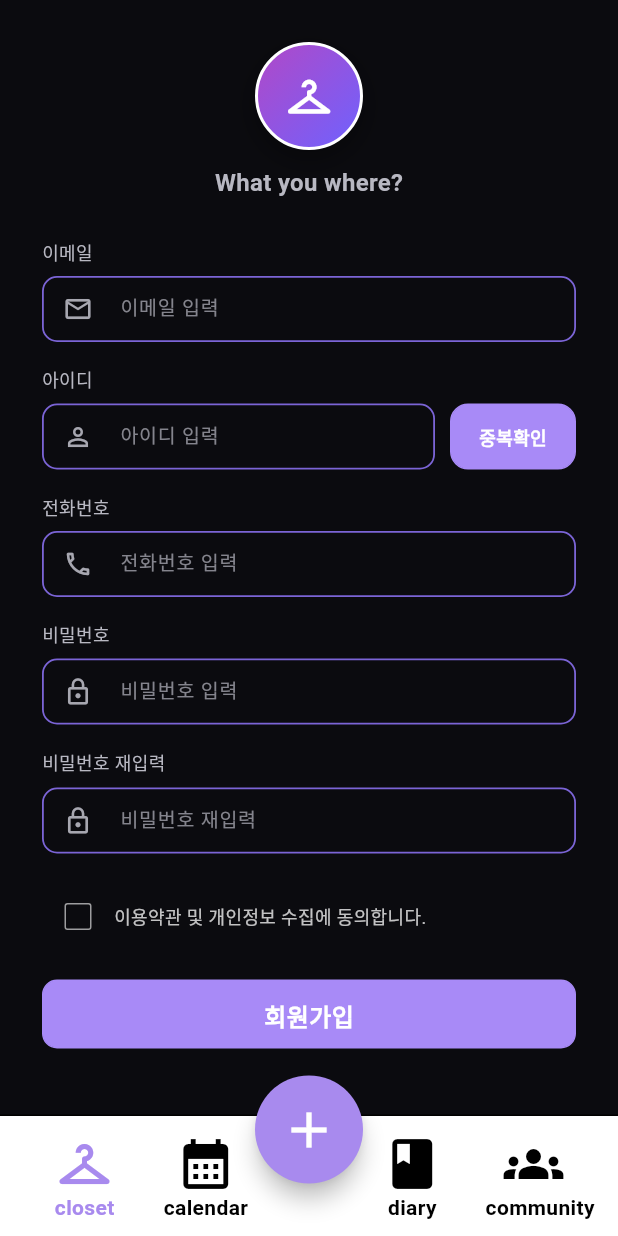
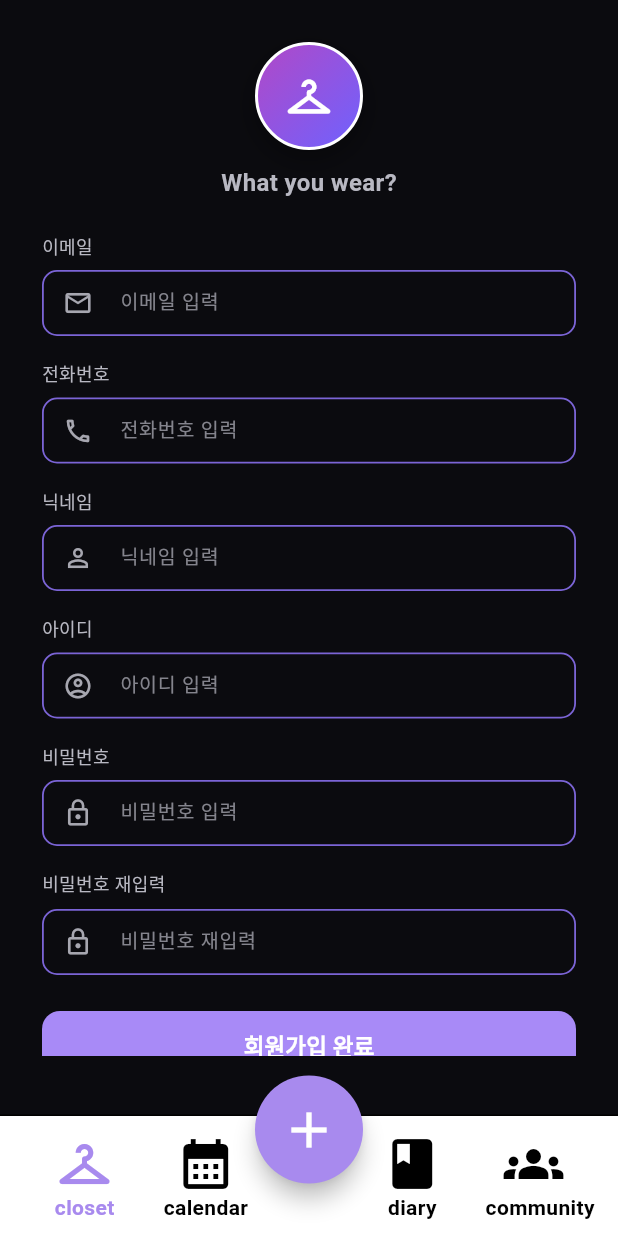
Before and after one commit to yeseul1008/FlutterTeamProject, a Flutter app: the UserJoin screen opened by its route, on a phone screen of 412 x 824 dp. Run offline on Flutter 3.47's test engine with Material 3 defaults, Android fonts, the phone set to English and light mode, and no system bars; our stand-ins replace cloud_firestore, firebase_auth, firebase_core, go_router, image_picker, table_calendar; accounts and stored records are empty.

```diff
--- a/lib/firebase/firestore_service.dart
+++ b/lib/firebase/firestore_service.dart
@@ -12,10 +12,12 @@ class FirestoreService {
     required String phone,
     required String provider, // "email" | "google"
     required String nickname,
+    required String loginId, // 위의 uid랑 다른거임
     String? profileImageUrl,
   }) {
     return _db.collection('users').doc(userId).set({
       'userId': userId,
+      'loginId' : loginId,
       'email': email,
       'phone': phone,
       'provider': provider,
--- a/lib/pages/auth/user_join.dart
+++ b/lib/pages/auth/user_join.dart
@@ -1,7 +1,7 @@
 import 'package:flutter/material.dart';
 import 'package:go_router/go_router.dart';
-import '../../widgets/common/main_btn.dart';
-import '../../widgets/common/app_logo.dart';
+import 'package:firebase_auth/firebase_auth.dart';
+import '../../firebase/firestore_service.dart';
 
 class UserJoin extends StatefulWidget {
   const UserJoin({super.key});
@@ -11,29 +11,102 @@ class UserJoin extends StatefulWidget {
 }
 
 class _UserJoinState extends State<UserJoin> {
-  final _emailController = TextEditingController();
-  final _idController = TextEditingController();
-  final _phoneController = TextEditingController();
-  final _pwController = TextEditingController();
-  final _pw2Controller = TextEditingController();
+  final _email = TextEditingController();
+  final _loginId = TextEditingController();
+  final _pw = TextEditingController();
+  final _pw2 = TextEditingController();
+  final _phone = TextEditingController();
+  final _nickname = TextEditingController();
 
-  bool _agree = false;
+  bool _loading = false;
+  final _fs = FirestoreService();
 
   @override
   void dispose() {
-    _emailController.dispose();
-    _idController.dispose();
-    _phoneController.dispose();
-    _pwController.dispose();
-    _pw2Controller.dispose();
+    _email.dispose();
+    _loginId.dispose();
+    _pw.dispose();
+    _pw2.dispose();
+    _phone.dispose();
+    _nickname.dispose();
     super.dispose();
+  }
+
+  Future<void> _signup() async {
+    final email = _email.text.trim();
+    final loginId = _loginId.text.trim();
+    final pw = _pw.text.trim();
+    final pw2 = _pw2.text.trim();
+    final phone = _phone.text.trim();
+    final nickname = _nickname.text.trim();
+
+    if (email.isEmpty ||
+        loginId.isEmpty ||
+        pw.isEmpty ||
+        pw2.isEmpty ||
+        phone.isEmpty ||
+        nickname.isEmpty) {
+      ScaffoldMessenger.of(context).showSnackBar(
+        const SnackBar(content: Text('모든 항목을 입력해주세요.')),
+      );
+      return;
+    }
+
+    if (pw != pw2) {
+      ScaffoldMessenger.of(context).showSnackBar(
+        const SnackBar(content: Text('비밀번호가 일치하지 않습니다.')),
+      );
+      return;
+    }
+
+    setState(() => _loading = true);
+
+    try {
+      final cred = await FirebaseAuth.instance.createUserWithEmailAndPassword(
+        email: email,
+        password: pw,
+      );
+
+      final uid = cred.user!.uid;
+
+      await _fs.createUser(
+        userId: uid,
+        loginId: loginId,
+        email: email,
+        phone: phone,
+        provider: 'email',
+        nickname: nickname,
+        profileImageUrl: null,
+      );
+
+      await _fs.initFollowDoc(uid);
+
+      if (!mounted) return;
+      context.go('/userLogin');
+    } on FirebaseAuthException catch (e) {
+      final msg = switch (e.code) {
+        'email-already-in-use' => '이미 사용 중인 이메일입니다.',
+        'invalid-email' => '이메일 형식이 올바르지 않습니다.',
+        'weak-password' => '비밀번호가 너무 약합니다.',
+        _ => '회원가입에 실패했습니다. (${e.code})',
+      };
+      if (!mounted) return;
+      ScaffoldMessenger.of(context).showSnackBar(SnackBar(content: Text(msg)));
+    } catch (_) {
+      if (!mounted) return;
+      ScaffoldMessenger.of(context).showSnackBar(
+        const SnackBar(content: Text('회원가입 중 오류가 발생했습니다.')),
+      );
+    } finally {
+      if (mounted) setState(() => _loading = false);
+    }
   }
 
   @override
   Widget build(BuildContext context) {
     const bg = Color(0xFF0B0B0F);
     const purple = Color(0xFFA88AF7);
-    const borderPurple = Color(0xFF7B64D6);
+    const border = Color(0xFF7B64D6);
     const textGrey = Color(0xFFB8B8C2);
 
     return Scaffold(
@@ -47,67 +120,59 @@ class _UserJoinState extends State<UserJoin> {
               children: [
                 const SizedBox(height: 28),
 
-                // 로고 (위젯 분리된 버전)
-                const Center(child: AppLogo()),
+                Center(
+                  child: Container(
+                    width: 72,
+                    height: 72,
+                    decoration: BoxDecoration(
+                      shape: BoxShape.circle,
+                      gradient: const LinearGradient(
+                        begin: Alignment.topLeft,
+                        end: Alignment.bottomRight,
+                        colors: [Color(0xFFB248C6), Color(0xFF6E62FF)],
+                      ),
+                      border: Border.all(color: Colors.white, width: 2),
+                      boxShadow: [
+                        BoxShadow(
+                          color: Colors.black.withOpacity(0.35),
+                          blurRadius: 14,
+                          offset: const Offset(0, 6),
+                        )
+                      ],
+                    ),
+                    child: const Icon(
+                      Icons.checkroom_outlined,
+                      color: Colors.white,
+                      size: 34,
+                    ),
+                  ),
+                ),
+
                 const SizedBox(height: 10),
 
-                const Center(
+                Center(
                   child: Text(
-                    'What you where?',
-                    style: TextStyle(
+                    'What you wear?',
+                    style: const TextStyle(
                       color: textGrey,
                       fontSize: 16,
                       fontWeight: FontWeight.w600,
-                      letterSpacing: 0.2,
                     ),
                   ),
                 ),
-                const SizedBox(height: 26),
+
+                const SizedBox(height: 22),
 
                 const Text('이메일', style: TextStyle(color: textGrey, fontSize: 12)),
                 const SizedBox(height: 8),
                 _InputField(
-                  controller: _emailController,
+                  controller: _email,
                   hintText: '이메일 입력',
                   icon: Icons.mail_outline,
-                  borderColor: borderPurple,
+                  borderColor: border,
                   hintColor: textGrey,
                   textColor: Colors.white,
-                ),
-                const SizedBox(height: 16),
-
-                const Text('아이디', style: TextStyle(color: textGrey, fontSize: 12)),
-                const SizedBox(height: 8),
-
-                // 아이디 + 중복확인 버튼 (로직 생략)
-                Row(
-                  children: [
-                    Expanded(
-                      child: _InputField(
-                        controller: _idController,
-                        hintText: '아이디 입력',
-                        icon: Icons.person_outline,
-                        borderColor: borderPurple,
-                        hintColor: textGrey,
-                        textColor: Colors.white,
-                      ),
-                    ),
-                    const SizedBox(width: 10),
-                    MainButton(
-                      text: '중복확인',
-                      height: 44,
-                      width: 84,
-                      radius: 12,
-                      fontSize: 12,
-                      padding: const EdgeInsets.symmetric(horizontal: 10, vertical: 0),
-                      backgroundColor: purple,
-                      borderColor: purple,
-                      textColor: Colors.white,
-                      onTap: () {
-                        // TODO: 중복확인 로직 (생략)
-                      },
-                    ),
-                  ],
+                  keyboardType: TextInputType.emailAddress,
                 ),
 
                 const SizedBox(height: 16),
@@ -115,89 +180,109 @@ class _UserJoinState extends State<UserJoin> {
                 const Text('전화번호', style: TextStyle(color: textGrey, fontSize: 12)),
                 const SizedBox(height: 8),
                 _InputField(
-                  controller: _phoneController,
+                  controller: _phone,
                   hintText: '전화번호 입력',
-                  icon: Icons.phone_outlined,
-                  borderColor: borderPurple,
+                  icon: Icons.call_outlined,
+                  borderColor: border,
+                  hintColor: textGrey,
+                  textColor: Colors.white,
+                  keyboardType: TextInputType.phone,
+                ),
+
+                const SizedBox(height: 16),
+
+                const Text('닉네임', style: TextStyle(color: textGrey, fontSize: 12)),
+                const SizedBox(height: 8),
+                _InputField(
+                  controller: _nickname,
+                  hintText: '닉네임 입력',
+                  icon: Icons.person_outline,
+                  borderColor: border,
                   hintColor: textGrey,
                   textColor: Colors.white,
                 ),
+
+                const SizedBox(height: 16),
+
+                const Text('아이디', style: TextStyle(color: textGrey, fontSize: 12)),
+                const SizedBox(height: 8),
+                _InputField(
+                  controller: _loginId,
+                  hintText: '아이디 입력',
+                  icon: Icons.account_circle_outlined,
+                  borderColor: border,
+                  hintColor: textGrey,
+                  textColor: Colors.white,
+                ),
+
                 const SizedBox(height: 16),
 
                 const Text('비밀번호', style: TextStyle(color: textGrey, fontSize: 12)),
                 const SizedBox(height: 8),
                 _InputField(
-                  controller: _pwController,
+                  controller: _pw,
                   hintText: '비밀번호 입력',
                   icon: Icons.lock_outline,
-                  borderColor: borderPurple,
-                  hintColor: textGrey,
-                  textColor: Colors.white,
-                  obscureText: true,
-                ),
-                const SizedBox(height: 16),
-
-                const Text('비밀번호 재입력', style: TextStyle(color: textGrey, fontSize: 12)),
-                const SizedBox(height: 8),
-                _InputField(
-                  controller: _pw2Controller,
-                  hintText: '비밀번호 재입력',
-                  icon: Icons.lock_outline,
-                  borderColor: borderPurple,
+                  borderColor: border,
                   hintColor: textGrey,
                   textColor: Colors.white,
                   obscureText: true,
                 ),
 
-                const SizedBox(height: 18),
+                const SizedBox(height: 16),
 
-                // 동의 체크
-                Row(
-                  children: [
-                    Checkbox(
-                      value: _agree,
-                      onChanged: (v) => setState(() => _agree = v ?? false),
-                      activeColor: purple,
-                      checkColor: Colors.white,
-                      side: BorderSide(color: Colors.white.withOpacity(0.6)),
-                    ),
-                    Expanded(
-                      child: Text(
-                        '이용약관 및 개인정보 수집에 동의합니다.',
-                        style: TextStyle(
-                          color: Colors.white.withOpacity(0.75),
-                          fontSize: 12,
-                        ),
+                const Text('비밀번호 재입력',
+                    style: TextStyle(color: textGrey, fontSize: 12)),
+                const SizedBox(height: 8),
+                _InputField(
+                  controller: _pw2,
+                  hintText: '비밀번호 재입력',
+                  icon: Icons.lock_outline,
+                  borderColor: border,
+                  hintColor: textGrey,
+                  textColor: Colors.white,
+                  obscureText: true,
+                ),
+
+                const SizedBox(height: 24),
+
+                SizedBox(
+                  height: 48,
+                  child: ElevatedButton(
+                    onPressed: _loading ? null : _signup,
+                    style: ElevatedButton.styleFrom(
+                      backgroundColor: purple,
+                      foregroundColor: Colors.white,
+                      elevation: 0,
+                      shape: RoundedRectangleBorder(
+                        borderRadius: BorderRadius.circular(12),
                       ),
                     ),
-                  ],
+                    child: _loading
+                        ? const SizedBox(
+                      width: 18,
+                      height: 18,
+                      child: CircularProgressIndicator(strokeWidth: 2),
+                    )
+                        : const Text(
+                      '회원가입 완료',
+                      style: TextStyle(
+                        fontWeight: FontWeight.w700,
+                        fontSize: 15,
+                      ),
+                    ),
+                  ),
                 ),
 
-                const SizedBox(height: 18),
+                const SizedBox(height: 16),
 
-                // 회원가입 버튼 (로직 비워둠)
-                MainButton(
-                  text: '회원가입',
-                  height: 46,
-                  radius: 10,
-                  backgroundColor: purple,
-                  borderColor: purple,
-                  textColor: Colors.white,
-                  onTap: () {
-                    // TODO: 회원가입 로직 (생략)
-                  },
-                ),
-
-                const SizedBox(height: 14),
-
-                // 이미 계정? 로그인 (요청대로 /UserLogin 이동)
                 Row(
                   mainAxisAlignment: MainAxisAlignment.center,
                   children: [
                     Text(
                       '이미 계정이 있으신가요? ',
                       style: TextStyle(
-                        color: Colors.white.withOpacity(0.75),
+                        color: Colors.white.withOpacity(0.65),
                         fontSize: 12,
                       ),
                     ),
@@ -206,7 +291,7 @@ class _UserJoinState extends State<UserJoin> {
                       child: const Text(
                         '로그인',
                         style: TextStyle(
-                          color: borderPurple,
+                          color: border,
                           fontSize: 12,
                           fontWeight: FontWeight.w700,
                         ),
@@ -225,21 +310,6 @@ class _UserJoinState extends State<UserJoin> {
   }
 }
 
-class _FieldIcon extends StatelessWidget {
-  final IconData icon;
-  final Color color;
-
-  const _FieldIcon({
-    required this.icon,
-    required this.color,
-  });
-
-  @override
-  Widget build(BuildContext context) {
-    return Icon(icon, color: color.withOpacity(0.9), size: 20);
-  }
-}
-
 class _InputField extends StatelessWidget {
   final TextEditingController controller;
   final String hintText;
@@ -248,6 +318,7 @@ class _InputField extends StatelessWidget {
   final Color hintColor;
   final Color textColor;
   final bool obscureText;
+  final TextInputType? keyboardType;
 
   const _InputField({
     required this.controller,
@@ -257,6 +328,7 @@ class _InputField extends StatelessWidget {
     required this.hintColor,
     required this.textColor,
     this.obscureText = false,
+    this.keyboardType,
   });
 
   @override
@@ -266,16 +338,21 @@ class _InputField extends StatelessWidget {
       child: TextField(
         controller: controller,
         obscureText: obscureText,
+        keyboardType: keyboardType,
         style: TextStyle(color: textColor, fontSize: 14),
         cursorColor: borderColor,
         decoration: InputDecoration(
           isDense: true,
-          filled: true,
-          fillColor: Colors.transparent,
           hintText: hintText,
-          hintStyle: TextStyle(color: hintColor.withOpacity(0.7), fontSize: 13),
-          prefixIcon: _FieldIcon(icon: icon, color: hintColor),
-          contentPadding: const EdgeInsets.symmetric(vertical: 12, horizontal: 12),
+          hintStyle: TextStyle(
+            color: hintColor.withOpacity(0.7),
+            fontSize: 13,
+          ),
+          prefixIcon: Icon(
+            icon,
+            color: hintColor.withOpacity(0.9),
+            size: 20,
+          ),
           enabledBorder: OutlineInputBorder(
             borderRadius: BorderRadius.circular(10),
             borderSide: BorderSide(color: borderColor, width: 1.2),
--- a/lib/routePage1.dart
+++ b/lib/routePage1.dart
@@ -8,14 +8,16 @@ class StartPage extends StatelessWidget {
   Widget build(BuildContext context) {
     return Scaffold(
       appBar: AppBar(
-        title: const Text("개발 중 시작 페이지 입니다."),
+        title : const Center(
+          child : Text('✔편의를 위해 시작하는 페이지')
+        )
       ),
       body: Center(
         child: Column(
           mainAxisSize: MainAxisSize.min,
           children: [
             const Text(
-              '이동 필요한 부분들 넣으세요',
+              '이동 필요한 버튼 넣으셔도 될듯요',
               style: TextStyle(fontSize: 18),
             ),
             const SizedBox(height: 12),
--- a/pubspec.yaml
+++ b/pubspec.yaml
@@ -43,6 +43,7 @@ dependencies:
   cloud_firestore:
   firebase_storage:
   image_picker:
+  firebase_auth:
 
 
   # The following adds the Cupertino Icons font to your application.
```
Also changed, not shown: lib/pages/auth/find_id.dart (+68 -49 lines), lib/pages/auth/user_google_login.dart (+22 -4 lines), lib/pages/auth/user_login.dart (+103 -47 lines), pubspec.lock, 4 other files.
